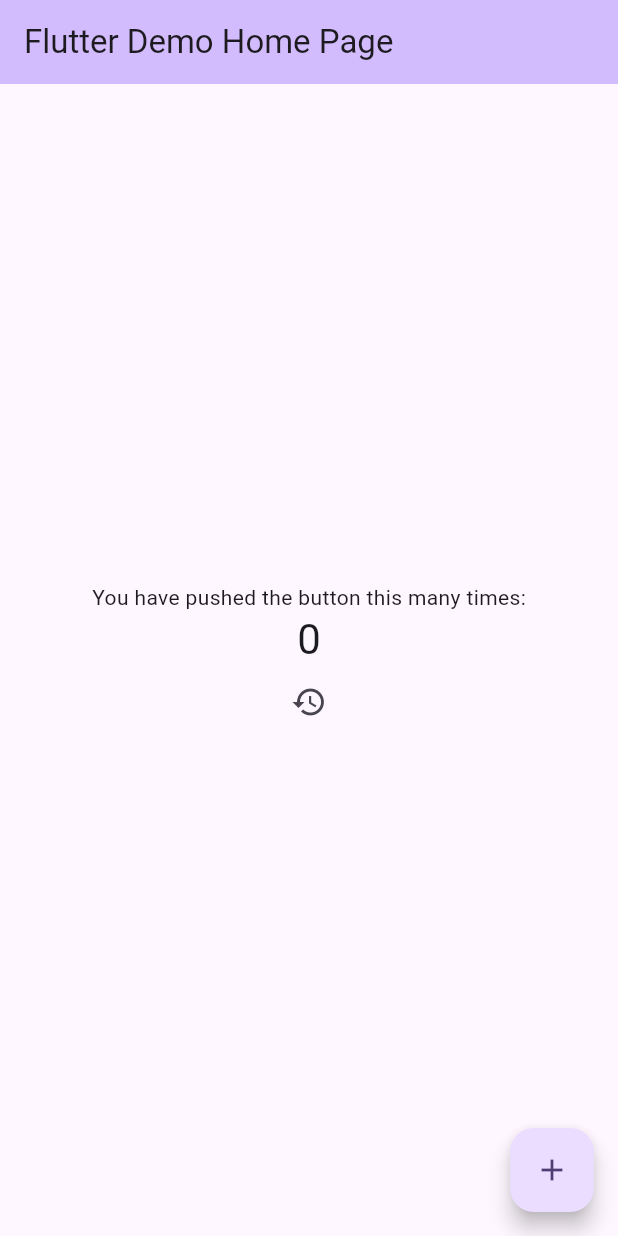
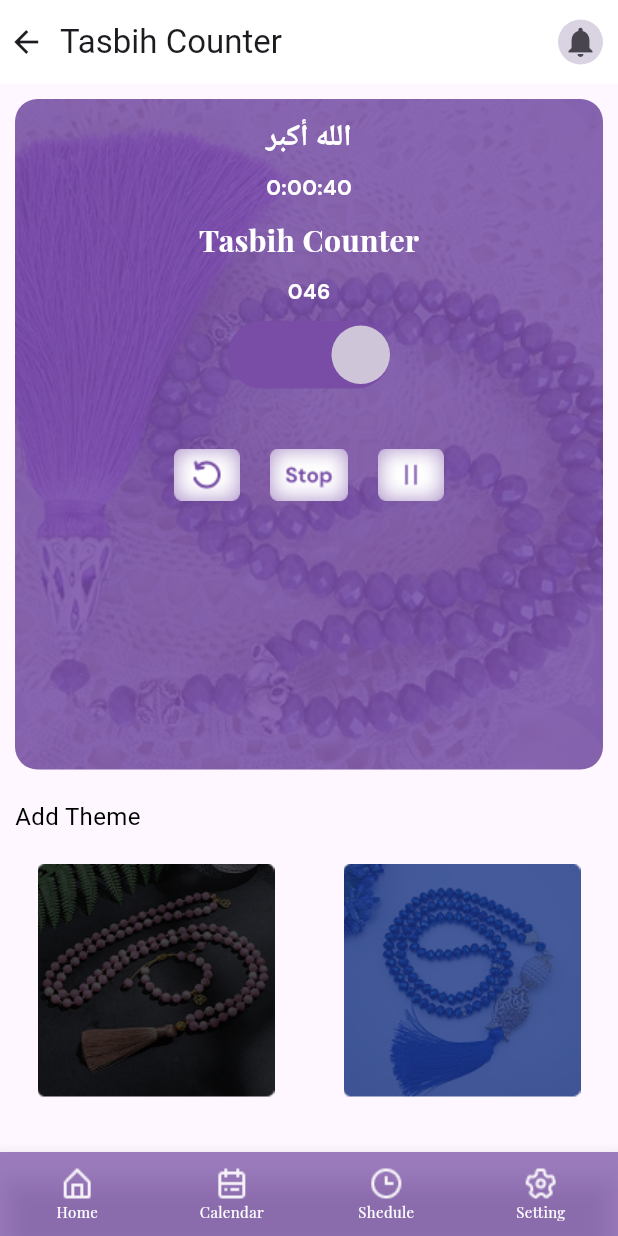
Before and after one commit to mehedi8603651/flutter-assignment, a Flutter app: the screen it shows after launch, on a phone screen of 412 x 824 dp. Run offline on Flutter 3.47's test engine with Material 3 defaults, Android fonts, the phone set to English and light mode, and no system bars; our stand-ins replace google_fonts.

Commit message:
Assignment 5: Flutter Assignment - Build a Tasbih Counter

```diff
--- a/lib/main.dart
+++ b/lib/main.dart
@@ -1,9 +1,5 @@
-//------------------------------------------
-
-//1. Increment (+)
-
-//------------------------------------------
-/*import 'package:flutter/material.dart';
+import 'package:flutter/material.dart';
+import 'package:flutter_assingmests/text_style.dart';
 
 void main() {
   runApp(const MyApp());
@@ -14,211 +10,220 @@ class MyApp extends StatelessWidget {
 
   @override
   Widget build(BuildContext context) {
-    return MaterialApp(
-      debugShowCheckedModeBanner: false,
-      title: 'Flutter Demo',
-      theme: ThemeData(colorScheme: .fromSeed(seedColor: Colors.deepPurple)),
-      home: const MyHomePage(title: 'Flutter Demo Home Page'),
-    );
+    return MaterialApp(debugShowCheckedModeBanner: false, home: MyHomePage());
   }
 }
 
-class MyHomePage extends StatefulWidget {
-  const MyHomePage({super.key, required this.title});
-
-  final String title;
-
-  @override
-  State<MyHomePage> createState() => _MyHomePageState();
-}
-
-class _MyHomePageState extends State<MyHomePage> {
-  int _counter = 0;
-
-  void _incrementCounter() {
-    setState(() {
-      _counter++;
-    });
-  }
+class MyHomePage extends StatelessWidget {
+  const MyHomePage({super.key});
 
   @override
   Widget build(BuildContext context) {
     return Scaffold(
       appBar: AppBar(
-        backgroundColor: Theme.of(context).colorScheme.inversePrimary,
-        title: Text(widget.title),
+        title: Text('Tasbih Counter'),
+        titleSpacing: 5,
+        backgroundColor: const Color(0xFFFFFFFF),
+        leading: Icon(Icons.arrow_back),
+        leadingWidth: 35,
+        actions: [
+          Container(
+            height: 30,
+            width: 30,
+            margin: EdgeInsets.only(right: 10),
+            decoration: BoxDecoration(
+              shape: BoxShape.circle,
+              color: Color(0xFFCEC5D8).withOpacity(0.76),
+            ),
+            child: Icon(Icons.notifications),
+          ),
+        ],
       ),
-      body: Center(
-        child: Column(
-          mainAxisAlignment: .center,
-          children: [
-            const Text('You have pushed the button this many times:'),
-            Text(
-              '$_counter',
-              style: Theme.of(context).textTheme.headlineMedium,
+      body: SafeArea(
+        child: SingleChildScrollView(
+          child: Padding(
+            padding: EdgeInsets.all(10),
+            child: Column(
+              children: [
+                Column(
+                  children: [
+                    Container(
+                      height: 447,
+                      width: double.infinity,
+                      decoration: BoxDecoration(
+                        borderRadius: BorderRadius.circular(15),
+                        image: DecorationImage(
+                          image: AssetImage('assets/images/tasbih_1.png'),
+                          fit: BoxFit.cover,
+                        ),
+                      ),
+                      child: Column(
+                        children: [
+                          SizedBox(height: 10),
+                          Text(
+                            'الله أكبر',
+                            style: AppTextStyle.arbiWhiteText20,
+                          ),
+                          SizedBox(height: 10),
+                          Text('0:00:40', style: AppTextStyle.timmer),
+                          SizedBox(height: 10),
+                          Text(
+                            'Tasbih Counter',
+                            style: AppTextStyle.arbiWhiteText20,
+                          ),
+                          SizedBox(height: 10),
+                          Text("046", style: AppTextStyle.timmer),
+                          SizedBox(height: 10),
+                          Align(
+                            alignment: Alignment.center,
+                            child: Container(
+                              height: 45,
+                              width: 108,
+                              decoration: BoxDecoration(
+                                borderRadius: BorderRadius.circular(25),
+                                color: Color(0xFF794CA5),
+                              ),
+                              child: Align(
+                                alignment: Alignment.centerRight,
+                                child: Container(
+                                  height: 39,
+                                  width: 39,
+                                  decoration: BoxDecoration(
+                                    borderRadius: BorderRadius.circular(100),
+                                    color: Color(0xFFCEC5D8),
+                                  ),
+                                ),
+                              ),
+                            ),
+                          ),
+                          SizedBox(height: 40),
+                          Row(
+                            mainAxisAlignment: MainAxisAlignment.center,
+                            spacing: 20,
+                            children: [
+                              Container(
+                                height: 35,
+                                width: 44,
+                                decoration: BoxDecoration(
+                                  borderRadius: BorderRadius.circular(5),
+                                  image: DecorationImage(
+                                    image: AssetImage(
+                                      'assets/images/Reset_Button.png',
+                                    ),
+                                  ),
+                                ),
+                              ),
+                              Container(
+                                height: 35,
+                                width: 52,
+                                decoration: BoxDecoration(
+                                  borderRadius: BorderRadius.circular(5),
+                                  image: DecorationImage(
+                                    image: AssetImage(
+                                      'assets/images/Stop_Button.png',
+                                    ),
+                                  ),
+                                ),
+                              ),
+                              Container(
+                                height: 35,
+                                width: 44,
+                                decoration: BoxDecoration(
+                                  borderRadius: BorderRadius.circular(5),
+                                  image: DecorationImage(
+                                    image: AssetImage(
+                                      'assets/images/Pause_Button.png',
+                                    ),
+                                  ),
+                                ),
+                              ),
+                            ],
+                          ),
+                        ],
+                      ),
+                    ),
+                  ],
+                ),
+                SizedBox(height: 20),
+                Align(
+                  alignment: Alignment.centerLeft,
+                  child: Text(
+                    'Add Theme',
+                    style: TextStyle(fontSize: 16, color: Color(0xFF000000)),
+                  ),
+                ),
+                SizedBox(height: 20),
+                Row(
+                  mainAxisAlignment: MainAxisAlignment.spaceAround,
+                  spacing: 16,
+                  children: [
+                    Expanded(
+                      child: Container(
+                        height: 155,
+                        decoration: BoxDecoration(
+                          borderRadius: BorderRadius.circular(2),
+                          image: DecorationImage(
+                            image: AssetImage('assets/images/Theme_1.png'),
+                          ),
+                        ),
+                      ),
+                    ),
+                    Expanded(
+                      child: Container(
+                        height: 155,
+                        decoration: BoxDecoration(
+                          borderRadius: BorderRadius.circular(2),
+                          image: DecorationImage(
+                            image: AssetImage('assets/images/Theme_2.png'),
+                          ),
+                        ),
+                      ),
+                    ),
+                  ],
+                ),
+              ],
             ),
-          ],
+          ),
         ),
       ),
-      floatingActionButton: FloatingActionButton(
-        onPressed: _incrementCounter,
-        tooltip: 'Increment',
-        child: const Icon(Icons.add),
+      bottomNavigationBar: BottomNavigationBar(
+        backgroundColor: Color(0xFF764CA5).withOpacity(0.7),
+        selectedItemColor: Colors.white,
+        unselectedItemColor: Colors.white,
+        selectedLabelStyle: AppTextStyle.bottomIconText,
+        unselectedLabelStyle: AppTextStyle.bottomIconText,
+        type: BottomNavigationBarType.fixed,
+        items: [
+          BottomNavigationBarItem(
+            icon: ImageIcon(
+              AssetImage('assets/images/home-outline.png'),
+              size: 24,
+            ),
+            label: 'Home',
+          ),
+          BottomNavigationBarItem(
+            icon: ImageIcon(
+              AssetImage('assets/images/calendar-outline.png'),
+              size: 24,
+            ),
+            label: 'Calendar',
+          ),
+          BottomNavigationBarItem(
+            icon: ImageIcon(
+              AssetImage('assets/images/clock-outline.png'),
+              size: 24,
+            ),
+            label: 'Shedule',
+          ),
+          BottomNavigationBarItem(
+            icon: ImageIcon(
+              AssetImage('assets/images/settings-outline.png'),
+              size: 24,
+            ),
+            label: 'Setting',
+          ),
+        ],
       ),
     );
   }
 }
-*/
-
-//------------------------------------------
-
-//2. Decrement ( − )
-
-//------------------------------------------
-
-/*import 'package:flutter/material.dart';
-
-void main() {
-  runApp(const MyApp());
-}
-
-class MyApp extends StatelessWidget {
-  const MyApp({super.key});
-
-  @override
-  Widget build(BuildContext context) {
-    return MaterialApp(
-      debugShowCheckedModeBanner: false,
-      title: 'Flutter Demo',
-      theme: ThemeData(colorScheme: .fromSeed(seedColor: Colors.deepPurple)),
-      home: const MyHomePage(title: 'Flutter Demo Home Page'),
-    );
-  }
-}
-
-class MyHomePage extends StatefulWidget {
-  const MyHomePage({super.key, required this.title});
-
-  final String title;
-
-  @override
-  State<MyHomePage> createState() => _MyHomePageState();
-}
-
-class _MyHomePageState extends State<MyHomePage> {
-  int _counter = 5;
-
-  void _decrementCounter() {
-    setState(() {
-      if (_counter > 0) {
-        _counter--;
-      }
-    });
-  }
-
-  @override
-  Widget build(BuildContext context) {
-    return Scaffold(
-      appBar: AppBar(
-        backgroundColor: Theme.of(context).colorScheme.inversePrimary,
-        title: Text(widget.title),
-      ),
-      body: Center(
-        child: Column(
-          mainAxisAlignment: .center,
-          children: [
-            const Text('You have pushed the button this many times:'),
-            Text(
-              '$_counter',
-              style: Theme.of(context).textTheme.headlineMedium,
-            ),
-          ],
-        ),
-      ),
-      floatingActionButton: FloatingActionButton(
-        onPressed: _decrementCounter,
-        tooltip: 'Decrement',
-        child: const Icon(Icons.remove),
-      ),
-    );
-  }
-}*/
-
-//------------------------------------------
-
-//3. Reset Button
-
-//------------------------------------------
-
-import 'package:flutter/material.dart';
-
-void main() {
-  runApp(const MyApp());
-}
-
-class MyApp extends StatelessWidget {
-  const MyApp({super.key});
-
-  @override
-  Widget build(BuildContext context) {
-    return MaterialApp(
-      debugShowCheckedModeBanner: false,
-      title: 'Flutter Demo',
-      theme: ThemeData(colorScheme: .fromSeed(seedColor: Colors.deepPurple)),
-      home: const MyHomePage(title: 'Flutter Demo Home Page'),
-    );
-  }
-}
-
-class MyHomePage extends StatefulWidget {
-  const MyHomePage({super.key, required this.title});
-
-  final String title;
-
-  @override
-  State<MyHomePage> createState() => _MyHomePageState();
-}
-
-class _MyHomePageState extends State<MyHomePage> {
-  int _counter = 0;
-
-  void _incrementCounter() {
-    setState(() {
-      _counter++;
-    });
-  }
-
-  void _resetcounter() {
-    setState(() {
-      _counter = 0;
-    });
-  }
-
-  @override
-  Widget build(BuildContext context) {
-    return Scaffold(
-      appBar: AppBar(
-        backgroundColor: Theme.of(context).colorScheme.inversePrimary,
-        title: Text(widget.title),
-      ),
-      body: Center(
-        child: Column(
-          mainAxisAlignment: .center,
-          children: [
-            const Text('You have pushed the button this many times:'),
-            Text(
-              '$_counter',
-              style: Theme.of(context).textTheme.headlineMedium,
-            ),
-            IconButton(onPressed: _resetcounter, icon: Icon(Icons.restore)),
-          ],
-        ),
-      ),
-      floatingActionButton: FloatingActionButton(
-        onPressed: _incrementCounter,
-        tooltip: 'Increment',
-        child: const Icon(Icons.add),
-      ),
-    );
-  }
-}
--- /dev/null
+++ b/lib/text_style.dart
@@ -0,0 +1,22 @@
+import 'package:flutter/material.dart';
+import 'package:google_fonts/google_fonts.dart';
+
+class AppTextStyle {
+  static final arbiWhiteText20 = GoogleFonts.playfairDisplay(
+    fontSize: 20,
+    color: Color(0xFFFFFFFF),
+    fontWeight: FontWeight.bold,
+  );
+
+  static final timmer = GoogleFonts.dmSans(
+    fontSize: 14,
+    color: Color(0xFFFFFFFF),
+    fontWeight: FontWeight.w700,
+  );
+
+  static final bottomIconText = GoogleFonts.playfairDisplay(
+    fontSize: 10,
+    color: Color(0xFFFFFFFF),
+    fontWeight: FontWeight.w400,
+  );
+}
```
Also changed, not shown: pubspec.yaml (+12 -3 lines), assets/images/Pause_Button.png (added), assets/images/Reset_Button.png (added), assets/images/Stop_Button.png (added), assets/images/Theme_1.png (added), assets/images/Theme_2.png (added), assets/images/calendar-outline.png (added), assets/images/clock-outline.png (added), assets/images/home-outline.png (added), assets/images/settings-outline.png (added), assets/images/tasbih_1.png (added), pubspec.lock, 10 other files.
